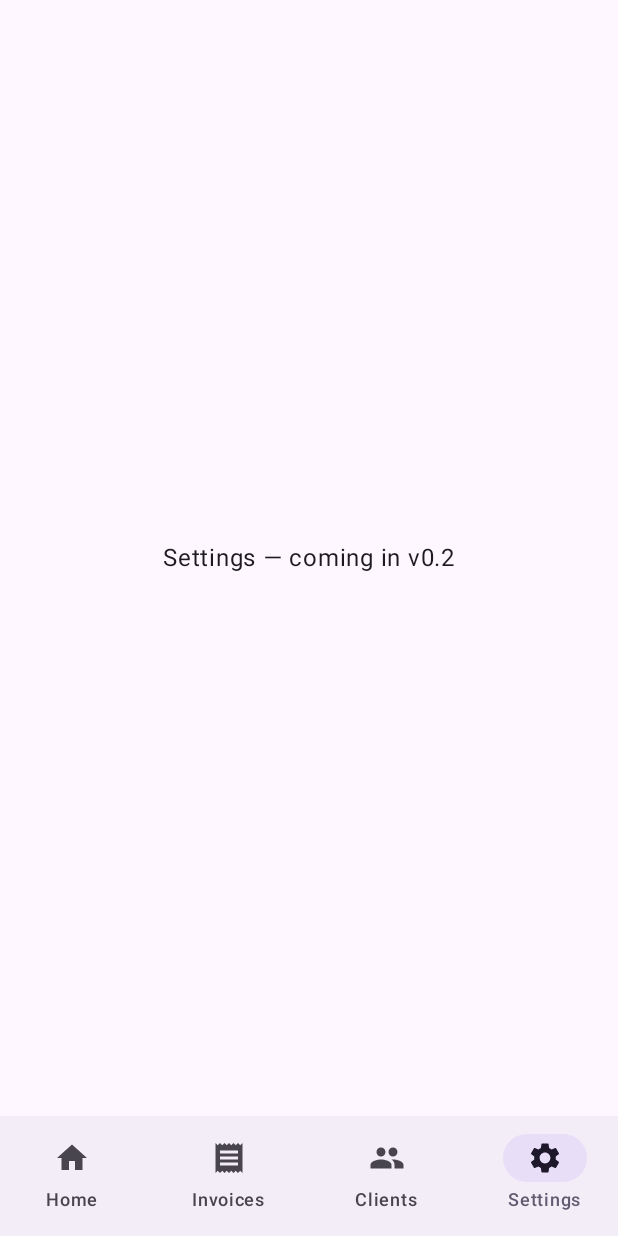
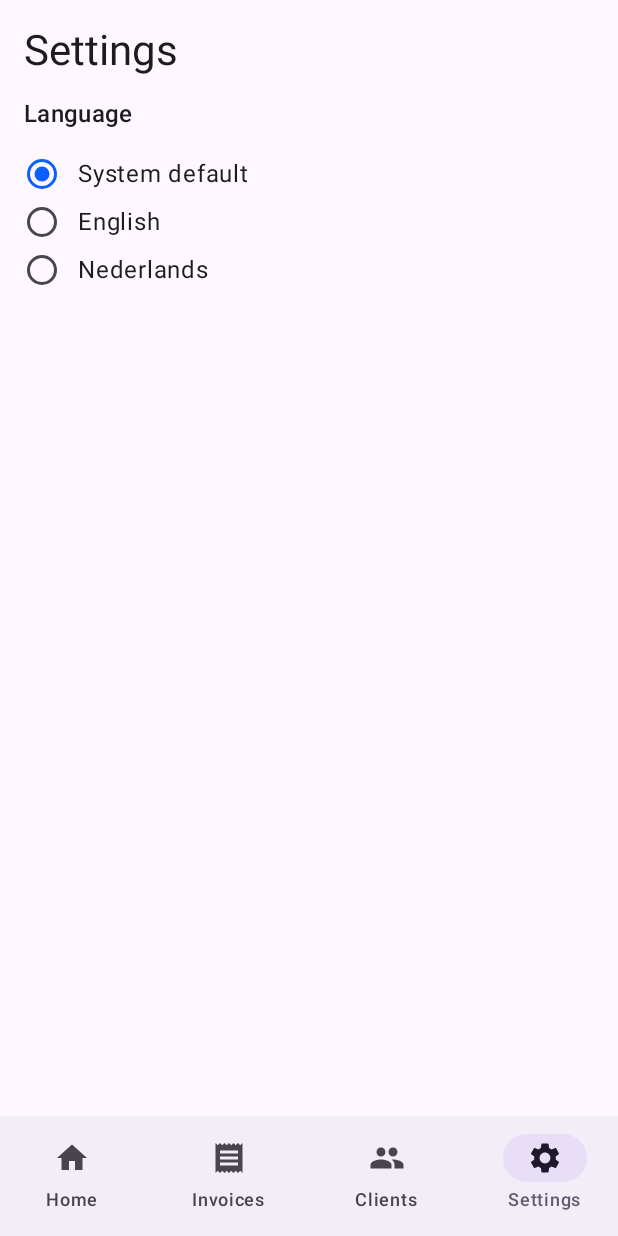
Before and after one commit to raktim1988/app-businesstracker, an Android app built with Jetpack Compose: the screen it shows after launch (MainActivity), item 4 of the bottom bar chosen, on a phone screen of 412 x 824 dp. Run offline under Robolectric (Android 15) with nearby library versions, the phone set to English and light mode, and no system bars.

Commit message:
Language switch EN/NL, error codes in domain, client name char rule

```diff
--- a/androidApp/src/main/kotlin/app/invoicer/android/MainActivity.kt
+++ b/androidApp/src/main/kotlin/app/invoicer/android/MainActivity.kt
@@ -1,5 +1,7 @@
 package app.invoicer.android
 
+import app.invoicer.android.ui.LanguagePrefs
+import android.content.Context
 import android.os.Bundle
 import androidx.activity.ComponentActivity
 import androidx.activity.compose.setContent
@@ -11,6 +13,8 @@ import androidx.compose.ui.graphics.Color
 import app.invoicer.android.ui.InvoicerRoot
 
 class MainActivity : ComponentActivity() {
+    override fun attachBaseContext(newBase: Context) = super.attachBaseContext(LanguagePrefs.wrap(newBase))
+
     override fun onCreate(savedInstanceState: Bundle?) {
         enableEdgeToEdge()
         super.onCreate(savedInstanceState)
--- a/androidApp/src/main/kotlin/app/invoicer/android/ui/InvoicerRoot.kt
+++ b/androidApp/src/main/kotlin/app/invoicer/android/ui/InvoicerRoot.kt
@@ -1,5 +1,9 @@
 package app.invoicer.android.ui
 
+import app.invoicer.android.ui.settings.SettingsScreen
+import androidx.annotation.StringRes
+import androidx.compose.ui.res.stringResource
+import app.invoicer.android.R
 import androidx.compose.foundation.layout.consumeWindowInsets
 import androidx.compose.foundation.layout.padding
 import androidx.compose.material.icons.Icons
@@ -33,11 +37,11 @@ import app.invoicer.data.AppContainer
 
 private const val EDITOR = "editor"
 
-private enum class Tab(val route: String, val label: String, val icon: ImageVector) {
-    Home("home", "Home", Icons.Filled.Home),
-    Invoices("invoices", "Invoices", Icons.Filled.Receipt),
-    Clients("clients", "Clients", Icons.Filled.People),
-    Settings("settings", "Settings", Icons.Filled.Settings),
+private enum class Tab(val route: String, @StringRes val label: Int, val icon: ImageVector) {
+    Home("home", R.string.tab_home, Icons.Filled.Home),
+    Invoices("invoices", R.string.tab_invoices, Icons.Filled.Receipt),
+    Clients("clients", R.string.tab_clients, Icons.Filled.People),
+    Settings("settings", R.string.tab_settings, Icons.Filled.Settings),
 }
 
 @Composable
@@ -61,7 +65,7 @@ fun InvoicerRoot(container: AppContainer) {
                                 }
                             },
                             icon = { Icon(tab.icon, contentDescription = null) },
-                            label = { Text(tab.label) },
+                            label = { Text(stringResource(tab.label)) },
                         )
                     }
                 }
@@ -82,8 +86,8 @@ fun InvoicerRoot(container: AppContainer) {
             composable(Tab.Invoices.route) {
                 InvoiceListScreen(invoicesVm) { navController.navigate(EDITOR) }
             }
-            composable(Tab.Clients.route) { PlaceholderScreen("Clients") }
-            composable(Tab.Settings.route) { PlaceholderScreen("Settings") }
+            composable(Tab.Clients.route) { PlaceholderScreen(stringResource(R.string.clients_coming)) }
+            composable(Tab.Settings.route) { SettingsScreen() }
             composable(EDITOR) {
                 // Shares the Home draft so "More lines…" keeps what was typed
                 val homeEntry = remember(it) { navController.getBackStackEntry(Tab.Home.route) }
--- a/androidApp/src/main/kotlin/app/invoicer/android/ui/dashboard/DashboardScreen.kt
+++ b/androidApp/src/main/kotlin/app/invoicer/android/ui/dashboard/DashboardScreen.kt
@@ -1,5 +1,7 @@
 package app.invoicer.android.ui.dashboard
 
+import androidx.compose.ui.res.stringResource
+import app.invoicer.android.R
 import androidx.compose.foundation.layout.Arrangement
 import androidx.compose.foundation.layout.Column
 import androidx.compose.foundation.layout.PaddingValues
@@ -50,9 +52,9 @@ fun DashboardScreen(
     ) {
         item {
             Column {
-                Text("Invoicer", style = MaterialTheme.typography.headlineMedium)
+                Text(stringResource(R.string.home_title), style = MaterialTheme.typography.headlineMedium)
                 Text(
-                    "Invoices & hours for freelancers",
+                    stringResource(R.string.home_subtitle),
                     style = MaterialTheme.typography.bodyMedium,
                     color = MaterialTheme.colorScheme.onSurfaceVariant,
                 )
@@ -60,9 +62,9 @@ fun DashboardScreen(
         }
         item {
             Row(horizontalArrangement = Arrangement.spacedBy(8.dp)) {
-                StatCard("Outstanding", invoices.summary.outstanding, Modifier.weight(1f))
-                StatCard("Overdue", invoices.summary.overdue, Modifier.weight(1f))
-                StatCard("Paid (month)", invoices.summary.paidThisMonth, Modifier.weight(1f))
+                StatCard(stringResource(R.string.stat_outstanding), invoices.summary.outstanding, Modifier.weight(1f))
+                StatCard(stringResource(R.string.stat_overdue), invoices.summary.overdue, Modifier.weight(1f))
+                StatCard(stringResource(R.string.stat_paid_month), invoices.summary.paidThisMonth, Modifier.weight(1f))
             }
         }
         item {
@@ -71,14 +73,14 @@ fun DashboardScreen(
                 colors = CardDefaults.cardColors(containerColor = MaterialTheme.colorScheme.surfaceContainerLow),
             ) {
                 Column(Modifier.padding(16.dp)) {
-                    Text("Quick invoice", style = MaterialTheme.typography.titleMedium)
+                    Text(stringResource(R.string.quick_invoice), style = MaterialTheme.typography.titleMedium)
                     ClientField(editor, editorViewModel, Modifier.padding(top = 8.dp))
                     LineFields(0, editor.lines[0], editor.showErrors, editorViewModel)
                     TotalsBlock(editor.totals, Modifier.padding(vertical = 8.dp))
                     Row(horizontalArrangement = Arrangement.spacedBy(8.dp)) {
-                        TextButton(onClick = onOpenEditor) { Text("Add more lines") }
+                        TextButton(onClick = onOpenEditor) { Text(stringResource(R.string.add_more_lines)) }
                         Button(onClick = editorViewModel::save, modifier = Modifier.weight(1f)) {
-                            Text("Create invoice")
+                            Text(stringResource(R.string.create_invoice))
                         }
                     }
                 }
@@ -90,8 +92,8 @@ fun DashboardScreen(
                 horizontalArrangement = Arrangement.SpaceBetween,
                 verticalAlignment = Alignment.CenterVertically,
             ) {
-                Text("Recent", style = MaterialTheme.typography.titleMedium)
-                TextButton(onClick = onOpenInvoices) { Text("See all") }
+                Text(stringResource(R.string.recent), style = MaterialTheme.typography.titleMedium)
+                TextButton(onClick = onOpenInvoices) { Text(stringResource(R.string.see_all)) }
             }
         }
         if (invoices.invoices.isEmpty()) {
@@ -99,8 +101,8 @@ fun DashboardScreen(
         } else {
             items(invoices.invoices.take(3), key = { it.id }) { InvoiceRow(it) }
         }
-        item { Text("Good to know", style = MaterialTheme.typography.titleMedium) }
-        items(TIPS) { TipCard(it.first, it.second) }
+        item { Text(stringResource(R.string.good_to_know), style = MaterialTheme.typography.titleMedium) }
+        items(TIPS) { TipCard(stringResource(it.first), stringResource(it.second)) }
     }
 }
 
@@ -115,10 +117,10 @@ private fun StatCard(label: String, amount: Money, modifier: Modifier = Modifier
 }
 
 private val TIPS = listOf(
-    "BTW rates" to "Standard 21%, reduced 9%, and 0% for exempt or reverse-charge sales. Pick one per line.",
-    "Gap-free numbers" to "Invoice numbers run in sequence (2026-0001, 2026-0002…) with no gaps. Sent invoices are locked.",
-    "Payment term" to "14 days is the common default. Add your IBAN so clients can pay straight away.",
-    "Must be on every invoice" to "Your name, KvK and BTW number, the client, date, number, description, amount and BTW.",
+    R.string.tip_btw_title to R.string.tip_btw_body,
+    R.string.tip_numbers_title to R.string.tip_numbers_body,
+    R.string.tip_term_title to R.string.tip_term_body,
+    R.string.tip_required_title to R.string.tip_required_body,
 )
 
 @Composable
@@ -128,10 +130,10 @@ private fun GettingStartedCard() {
         colors = CardDefaults.cardColors(containerColor = MaterialTheme.colorScheme.primaryContainer),
     ) {
         Column(Modifier.padding(16.dp), verticalArrangement = Arrangement.spacedBy(6.dp)) {
-            Text("Get started in 3 steps", style = MaterialTheme.typography.titleMedium)
-            Text("1. Fill in the quick invoice above")
-            Text("2. Check the BTW and total")
-            Text("3. Tap Create invoice, and it shows up here")
+            Text(stringResource(R.string.get_started_title), style = MaterialTheme.typography.titleMedium)
+            Text(stringResource(R.string.get_started_1))
+            Text(stringResource(R.string.get_started_2))
+            Text(stringResource(R.string.get_started_3))
         }
     }
 }
--- a/androidApp/src/main/kotlin/app/invoicer/android/ui/editor/InvoiceFormParts.kt
+++ b/androidApp/src/main/kotlin/app/invoicer/android/ui/editor/InvoiceFormParts.kt
@@ -1,5 +1,10 @@
 package app.invoicer.android.ui.editor
 
+import app.invoicer.domain.validation.FieldValidation
+import app.invoicer.domain.validation.FieldError
+import app.invoicer.android.ui.messageRes
+import androidx.compose.ui.res.stringResource
+import app.invoicer.android.R
 import androidx.compose.foundation.layout.Arrangement
 import androidx.compose.foundation.layout.Column
 import androidx.compose.foundation.layout.Row
@@ -23,7 +28,7 @@ fun ValidatedField(
     value: String,
     onValueChange: (String) -> Unit,
     label: String,
-    error: String?,
+    error: FieldError?,
     modifier: Modifier = Modifier,
     numeric: Boolean = false,
     prefix: String? = null,
@@ -34,7 +39,7 @@ fun ValidatedField(
         label = { Text(label) },
         prefix = prefix?.let { { Text(it) } },
         isError = error != null,
-        supportingText = error?.let { { Text(it) } },
+        supportingText = error?.let { { Text(stringResource(it.messageRes())) } },
         singleLine = true,
         keyboardOptions = KeyboardOptions(keyboardType = if (numeric) KeyboardType.Decimal else KeyboardType.Text),
         modifier = modifier,
@@ -45,8 +50,8 @@ fun ValidatedField(
 fun ClientField(state: EditorState, viewModel: EditorViewModel, modifier: Modifier = Modifier) {
     ValidatedField(
         value = state.clientName,
-        onValueChange = viewModel::onClientName,
-        label = "Client",
+        onValueChange = { viewModel.onClientName(it.filter(FieldValidation::isClientChar)) },
+        label = stringResource(R.string.field_client),
         error = state.clientError.takeIf { state.showErrors },
         modifier = modifier.fillMaxWidth(),
     )
@@ -66,7 +71,7 @@ fun LineFields(
             ValidatedField(
                 value = line.description,
                 onValueChange = { viewModel.onLine(index, line.copy(description = it.take(120))) },
-                label = "Description",
+                label = stringResource(R.string.field_description),
                 error = line.descriptionError.takeIf { showErrors },
                 modifier = Modifier.fillMaxWidth(),
             )
@@ -75,7 +80,7 @@ fun LineFields(
             ValidatedField(
                 value = line.quantity,
                 onValueChange = { viewModel.onLine(index, line.copy(quantity = it)) },
-                label = "Hours / qty",
+                label = stringResource(R.string.field_quantity),
                 error = line.quantityError.takeIf { showErrors || line.quantity.isNotEmpty() },
                 numeric = true,
                 modifier = Modifier.weight(1f),
@@ -83,7 +88,7 @@ fun LineFields(
             ValidatedField(
                 value = line.unitPrice,
                 onValueChange = { viewModel.onLine(index, line.copy(unitPrice = it)) },
-                label = "Rate",
+                label = stringResource(R.string.field_rate),
                 error = line.rateError.takeIf { showErrors || line.unitPrice.isNotEmpty() },
                 numeric = true,
                 prefix = "€ ",
@@ -95,7 +100,7 @@ fun LineFields(
                 FilterChip(
                     selected = line.vatRate == rate,
                     onClick = { viewModel.onLine(index, line.copy(vatRate = rate)) },
-                    label = { Text("BTW ${rate.percent}%") },
+                    label = { Text(stringResource(R.string.vat_chip, rate.percent)) },
                 )
             }
         }
@@ -105,9 +110,9 @@ fun LineFields(
 @Composable
 fun TotalsBlock(totals: InvoiceTotals, modifier: Modifier = Modifier) {
     Column(modifier.fillMaxWidth(), verticalArrangement = Arrangement.spacedBy(2.dp)) {
-        TotalRow("Subtotal", totals.net.format())
-        totals.vatLines.forEach { TotalRow("BTW ${it.rate.percent}%", it.vat.format()) }
-        TotalRow("Total", totals.gross.format(), emphasized = true)
+        TotalRow(stringResource(R.string.subtotal), totals.net.format())
+        totals.vatLines.forEach { TotalRow(stringResource(R.string.vat_chip, it.rate.percent), it.vat.format()) }
+        TotalRow(stringResource(R.string.total), totals.gross.format(), emphasized = true)
     }
 }
 
--- a/androidApp/src/main/kotlin/app/invoicer/android/ui/placeholder/PlaceholderScreen.kt
+++ b/androidApp/src/main/kotlin/app/invoicer/android/ui/placeholder/PlaceholderScreen.kt
@@ -8,8 +8,8 @@ import androidx.compose.ui.Alignment
 import androidx.compose.ui.Modifier
 
 @Composable
-fun PlaceholderScreen(title: String) {
+fun PlaceholderScreen(text: String) {
     Box(Modifier.fillMaxSize(), contentAlignment = Alignment.Center) {
-        Text("$title — coming in v0.2")
+        Text(text)
     }
 }
--- /dev/null
+++ b/androidApp/src/main/kotlin/app/invoicer/android/ui/settings/SettingsScreen.kt
@@ -0,0 +1,67 @@
+package app.invoicer.android.ui.settings
+
+import android.app.Activity
+import androidx.compose.foundation.layout.Arrangement
+import androidx.compose.foundation.layout.Column
+import androidx.compose.foundation.layout.Row
+import androidx.compose.foundation.layout.fillMaxSize
+import androidx.compose.foundation.layout.fillMaxWidth
+import androidx.compose.foundation.layout.padding
+import androidx.compose.foundation.selection.selectable
+import androidx.compose.foundation.selection.selectableGroup
+import androidx.compose.material3.MaterialTheme
+import androidx.compose.material3.RadioButton
+import androidx.compose.material3.Text
+import androidx.compose.runtime.Composable
+import androidx.compose.runtime.getValue
+import androidx.compose.runtime.mutableStateOf
+import androidx.compose.runtime.remember
+import androidx.compose.runtime.setValue
+import androidx.compose.ui.Alignment
+import androidx.compose.ui.Modifier
+import androidx.compose.ui.platform.LocalContext
+import androidx.compose.ui.res.stringResource
+import androidx.compose.ui.semantics.Role
+import androidx.compose.ui.unit.dp
+import app.invoicer.android.R
+import app.invoicer.android.ui.LanguagePrefs
+
+@Composable
+fun SettingsScreen() {
+    val context = LocalContext.current
+    var selected by remember { mutableStateOf(LanguagePrefs.get(context)) }
+    val options = listOf(
+        null to R.string.language_system,
+        "en" to R.string.language_en,
+        "nl" to R.string.language_nl,
+    )
+
+    Column(
+        Modifier.fillMaxSize().padding(16.dp),
+        verticalArrangement = Arrangement.spacedBy(12.dp),
+    ) {
+        Text(stringResource(R.string.settings_title), style = MaterialTheme.typography.headlineMedium)
+        Text(stringResource(R.string.language), style = MaterialTheme.typography.titleMedium)
+        Column(Modifier.selectableGroup()) {
+            options.forEach { (code, label) ->
+                Row(
+                    Modifier.fillMaxWidth().selectable(
+                        selected = selected == code,
+                        role = Role.RadioButton,
+                        onClick = {
+                            if (selected != code) {
+                                selected = code
+                                LanguagePrefs.set(context, code)
+                                (context as? Activity)?.recreate()
+                            }
+                        },
+                    ).padding(vertical = 4.dp),
+                    verticalAlignment = Alignment.CenterVertically,
+                ) {
+                    RadioButton(selected = selected == code, onClick = null)
+                    Text(stringResource(label), Modifier.padding(start = 12.dp))
+                }
+            }
+        }
+    }
+}
--- /dev/null
+++ b/androidApp/src/main/res/values/strings.xml
@@ -0,0 +1,71 @@
+<?xml version="1.0" encoding="utf-8"?>
+<resources>
+    <string name="tab_home">Home</string>
+    <string name="tab_invoices">Invoices</string>
+    <string name="tab_clients">Clients</string>
+    <string name="tab_settings">Settings</string>
+
+    <string name="home_title">Invoicer</string>
+    <string name="home_subtitle">Invoices &amp; hours for freelancers</string>
+    <string name="stat_outstanding">Outstanding</string>
+    <string name="stat_overdue">Overdue</string>
+    <string name="stat_paid_month">Paid (month)</string>
+    <string name="quick_invoice">Quick invoice</string>
+    <string name="add_more_lines">Add more lines</string>
+    <string name="create_invoice">Create invoice</string>
+    <string name="recent">Recent</string>
+    <string name="see_all">See all</string>
+    <string name="get_started_title">Get started in 3 steps</string>
+    <string name="get_started_1">1. Fill in the quick invoice above</string>
+    <string name="get_started_2">2. Check the BTW and total</string>
+    <string name="get_started_3">3. Tap Create invoice, and it shows up here</string>
+    <string name="good_to_know">Good to know</string>
+    <string name="tip_btw_title">BTW rates</string>
+    <string name="tip_btw_body">Standard 21%, reduced 9%, and 0% for exempt or reverse-charge sales. Pick one per line.</string>
+    <string name="tip_numbers_title">Gap-free numbers</string>
+    <string name="tip_numbers_body">Invoice numbers run in sequence (2026-0001, 2026-0002…) with no gaps. Sent invoices are locked.</string>
+    <string name="tip_term_title">Payment term</string>
+    <string name="tip_term_body">14 days is the common default. Add your IBAN so clients can pay straight away.</string>
+    <string name="tip_required_title">Must be on every invoice</string>
+    <string name="tip_required_body">Your name, KvK and BTW number, the client, date, number, description, amount and BTW.</string>
+
+    <string name="invoices_title">Invoices</string>
+    <string name="no_invoices">No invoices yet</string>
+    <string name="new_invoice_fab">New invoice</string>
+    <string name="status_draft">Draft</string>
+    <string name="status_sent">Sent</string>
+    <string name="status_paid">Paid</string>
+
+    <string name="editor_title">New invoice</string>
+    <string name="field_client">Client</string>
+    <string name="field_description">Description</string>
+    <string name="field_quantity">Hours / qty</string>
+    <string name="field_rate">Rate</string>
+    <string name="vat_chip">BTW %1$d%%</string>
+    <string name="remove_line">Remove line</string>
+    <string name="add_line">Add line</string>
+    <string name="subtotal">Subtotal</string>
+    <string name="total">Total</string>
+    <string name="cancel">Cancel</string>
+    <string name="save_draft">Save draft</string>
+
+    <string name="clients_coming">Clients — coming in v0.2</string>
+    <string name="settings_title">Settings</string>
+    <string name="language">Language</string>
+    <string name="language_system">System default</string>
+    <string name="language_en">English</string>
+    <string name="language_nl">Nederlands</string>
+
+    <string name="err_client_required">Client is required</string>
+    <string name="err_client_short">Enter at least 2 characters</string>
+    <string name="err_client_long">Maximum 80 characters</string>
+    <string name="err_client_chars">Use letters, numbers, spaces and . - \' &amp; only</string>
+    <string name="err_description_required">Description is required</string>
+    <string name="err_description_long">Maximum 120 characters</string>
+    <string name="err_quantity_required">Quantity is required</string>
+    <string name="err_quantity_format">Use a number, max 3 decimals</string>
+    <string name="err_not_positive">Must be greater than 0</string>
+    <string name="err_too_large">Too large</string>
+    <string name="err_rate_required">Rate is required</string>
+    <string name="err_rate_format">Use an amount, max 2 decimals</string>
+</resources>
--- a/shared/domain/src/commonMain/kotlin/app/invoicer/domain/validation/FieldValidation.kt
+++ b/shared/domain/src/commonMain/kotlin/app/invoicer/domain/validation/FieldValidation.kt
@@ -10,40 +10,52 @@ fun parseScaled(text: String, decimals: Int): Long? {
     return (parts[0] + fraction.padEnd(decimals, '0')).toLongOrNull()
 }
 
-/** Field rules shared by all platforms. Each returns an error message or null when valid. */
+/** Language-neutral validation result; each platform maps it to a localized message. */
+enum class FieldError {
+    ClientRequired, ClientTooShort, ClientTooLong, ClientInvalidChars,
+    DescriptionRequired, DescriptionTooLong,
+    QuantityRequired, QuantityFormat, QuantityNotPositive, QuantityTooLarge,
+    RateRequired, RateFormat, RateNotPositive, RateTooLarge,
+}
+
+/** Field rules shared by all platforms. Each returns an error code or null when valid. */
 object FieldValidation {
     const val MAX_QUANTITY_MILLI = 99_999_999L // 99.999,999
     const val MAX_RATE_CENTS = 100_000_000L // € 1.000.000,00
 
-    fun client(value: String): String? = when {
-        value.isBlank() -> "Client is required"
-        value.trim().length < 2 -> "Enter at least 2 characters"
-        value.trim().length > 80 -> "Maximum 80 characters"
+    /** Letters (any language, so accents are fine), digits, spaces and . - ' & only. */
+    fun isClientChar(c: Char) = c.isLetterOrDigit() || c == ' ' || c == '.' || c == '-' || c == '\'' || c == '&'
+
+    fun client(value: String): FieldError? = when {
+        value.isBlank() -> FieldError.ClientRequired
+        value.trim().length < 2 -> FieldError.ClientTooShort
+        value.trim().length > 80 -> FieldError.ClientTooLong
+        !value.all(::isClientChar) -> FieldError.ClientInvalidChars
         else -> null
     }
 
-    fun description(value: String): String? = when {
-        value.isBlank() -> "Description is required"
-        value.trim().length > 120 -> "Maximum 120 characters"
+    fun description(value: String): FieldError? = when {
+        value.isBlank() -> FieldError.DescriptionRequired
+        value.trim().length > 120 -> FieldError.DescriptionTooLong
         else -> null
     }
 
-    fun quantity(value: String): String? {
-        if (value.isBlank()) return "Quantity is required"
-        val scaled = parseScaled(value, 3) ?: return "Use a number, max 3 decimals"
+    fun quantity(value: String): FieldError? {
+        if (value.isBlank()) return FieldError.QuantityRequired
+        val scaled = parseScaled(value, 3) ?: return FieldError.QuantityFormat
         return when {
-            scaled <= 0 -> "Must be greater than 0"
-            scaled > MAX_QUANTITY_MILLI -> "Too large"
+            scaled <= 0 -> FieldError.QuantityNotPositive
+            scaled > MAX_QUANTITY_MILLI -> FieldError.QuantityTooLarge
             else -> null
         }
     }
 
-    fun rate(value: String): String? {
-        if (value.isBlank()) return "Rate is required"
-        val scaled = parseScaled(value, 2) ?: return "Use an amount, max 2 decimals"
+    fun rate(value: String): FieldError? {
+        if (value.isBlank()) return FieldError.RateRequired
+        val scaled = parseScaled(value, 2) ?: return FieldError.RateFormat
         return when {
-            scaled <= 0 -> "Must be greater than 0"
-            scaled > MAX_RATE_CENTS -> "Too large"
+            scaled <= 0 -> FieldError.RateNotPositive
+            scaled > MAX_RATE_CENTS -> FieldError.RateTooLarge
             else -> null
         }
     }
```
Also changed, not shown: androidApp/src/main/kotlin/app/invoicer/android/ui/Localization.kt (added, +56 -0 lines), androidApp/src/main/kotlin/app/invoicer/android/ui/editor/EditorScreen.kt (+7 -5 lines), androidApp/src/main/kotlin/app/invoicer/android/ui/invoices/InvoiceListScreen.kt (+10 -6 lines), 2 other files.
